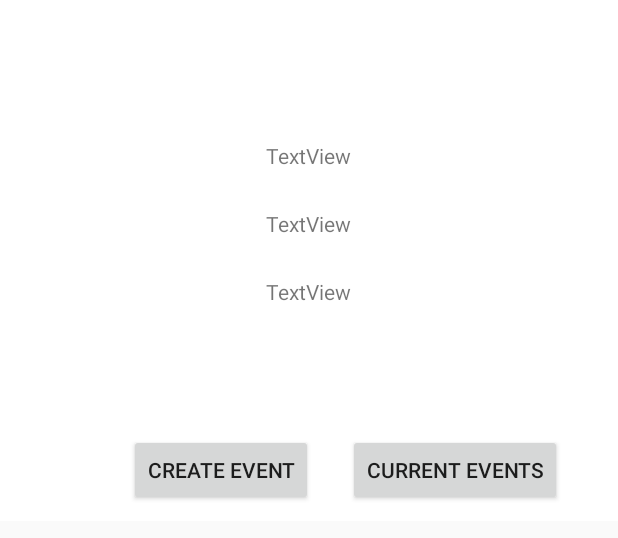
After one commit to JonathanLipsky/Invight, an Android app: the layout location.xml on its own in the app's theme, with its tools: preview values and no code run, on a phone screen of 412 x 824 dp. The commit adds this screen. Shown: the top 538 px of the screen. Run offline under Robolectric (Android 15) with nearby library versions, the phone set to English and light mode, and no system bars.

Commit message:
Added a basic popupwindow when selecting location.

```diff
--- /dev/null
+++ b/app/src/main/res/layout/location.xml
@@ -0,0 +1,62 @@
+<?xml version="1.0" encoding="utf-8"?>
+<RelativeLayout xmlns:android="http://schemas.android.com/apk/res/android"
+    android:id="@+id/popup_location"
+    android:layout_width="match_parent"
+    android:layout_height="wrap_content"
+    android:layout_centerHorizontal="true"
+    android:background="#ffffff"
+    android:orientation="vertical"
+    android:padding="10sp"
+    android:weightSum="1">
+
+    <TextView
+        android:id="@+id/textView1"
+        android:layout_width="wrap_content"
+        android:layout_height="wrap_content"
+        android:layout_marginTop="84dp"
+        android:layout_weight="0.17"
+        android:text="TextView"
+        android:layout_alignParentTop="true"
+        android:layout_alignStart="@+id/textView3" />
+
+    <TextView
+        android:id="@+id/textView2"
+        android:layout_width="wrap_content"
+        android:layout_height="wrap_content"
+        android:layout_weight="0.17"
+        android:text="TextView"
+        android:layout_below="@+id/textView1"
+        android:layout_centerHorizontal="true"
+        android:layout_marginTop="26dp" />
+
+    <TextView
+        android:id="@+id/textView3"
+        android:layout_width="wrap_content"
+        android:layout_height="wrap_content"
+        android:layout_weight="0.17"
+        android:text="TextView"
+        android:layout_marginTop="26dp"
+        android:layout_below="@+id/textView2"
+        android:layout_alignStart="@+id/textView2" />
+
+    <Button
+        android:id="@+id/button4"
+        android:layout_width="wrap_content"
+        android:layout_height="wrap_content"
+        android:text="Current Events"
+        android:layout_marginTop="85dp"
+        android:layout_below="@+id/textView3"
+        android:layout_alignParentEnd="true"
+        android:layout_marginEnd="27dp" />
+
+    <Button
+        android:id="@+id/button2"
+        android:layout_width="wrap_content"
+        android:layout_height="wrap_content"
+        android:text="Create Event"
+        android:layout_marginEnd="23dp"
+        android:layout_alignBaseline="@+id/button4"
+        android:layout_alignBottom="@+id/button4"
+        android:layout_toStartOf="@+id/button4" />
+
+</RelativeLayout>
```
Also changed, not shown: app/src/main/java/com/example/lokid/projectfalcon/MainActivity.java (+56 -11 lines).
